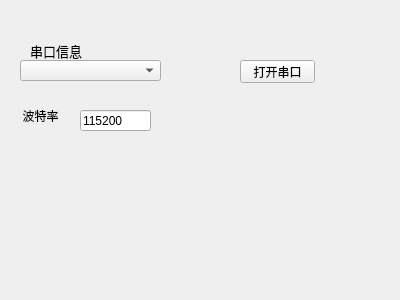
This is Main.ui in vampire610/pyside2_serial as Qt 5 draws it before an edit. The edited form follows.
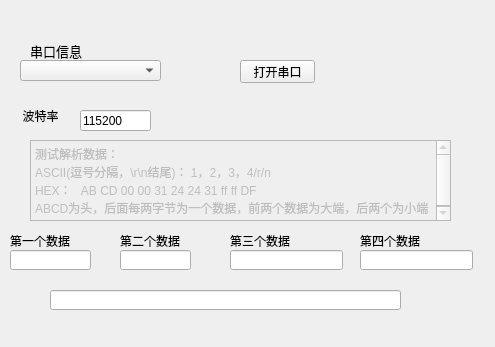
This is the edited form. Custom widgets are drawn as their Qt base class.

```diff
--- a/Main.ui
+++ b/Main.ui
@@ -6,8 +6,8 @@
    <rect>
     <x>0</x>
     <y>0</y>
-    <width>400</width>
-    <height>300</height>
+    <width>495</width>
+    <height>347</height>
    </rect>
   </property>
   <property name="windowTitle">
@@ -110,6 +110,131 @@
     <string>打开串口</string>
    </property>
   </widget>
+  <widget class="QLabel" name="label">
+   <property name="geometry">
+    <rect>
+     <x>10</x>
+     <y>230</y>
+     <width>101</width>
+     <height>21</height>
+    </rect>
+   </property>
+   <property name="text">
+    <string>第一个数据</string>
+   </property>
+  </widget>
+  <widget class="QLineEdit" name="lineEdit_data1">
+   <property name="geometry">
+    <rect>
+     <x>10</x>
+     <y>250</y>
+     <width>81</width>
+     <height>20</height>
+    </rect>
+   </property>
+  </widget>
+  <widget class="QLabel" name="label_3">
+   <property name="geometry">
+    <rect>
+     <x>230</x>
+     <y>230</y>
+     <width>101</width>
+     <height>21</height>
+    </rect>
+   </property>
+   <property name="text">
+    <string>第三个数据</string>
+   </property>
+  </widget>
+  <widget class="QLineEdit" name="lineEdit_data3">
+   <property name="geometry">
+    <rect>
+     <x>230</x>
+     <y>250</y>
+     <width>113</width>
+     <height>20</height>
+    </rect>
+   </property>
+  </widget>
+  <widget class="QLabel" name="label_4">
+   <property name="geometry">
+    <rect>
+     <x>120</x>
+     <y>230</y>
+     <width>101</width>
+     <height>21</height>
+    </rect>
+   </property>
+   <property name="text">
+    <string>第二个数据</string>
+   </property>
+  </widget>
+  <widget class="QLineEdit" name="lineEdit_data2">
+   <property name="geometry">
+    <rect>
+     <x>120</x>
+     <y>250</y>
+     <width>71</width>
+     <height>20</height>
+    </rect>
+   </property>
+  </widget>
+  <widget class="QLabel" name="label_5">
+   <property name="geometry">
+    <rect>
+     <x>360</x>
+     <y>230</y>
+     <width>101</width>
+     <height>21</height>
+    </rect>
+   </property>
+   <property name="text">
+    <string>第四个数据</string>
+   </property>
+  </widget>
+  <widget class="QLineEdit" name="lineEdit_data4">
+   <property name="geometry">
+    <rect>
+     <x>360</x>
+     <y>250</y>
+     <width>113</width>
+     <height>20</height>
+    </rect>
+   </property>
+  </widget>
+  <widget class="QLineEdit" name="lineEdit_full">
+   <property name="geometry">
+    <rect>
+     <x>50</x>
+     <y>290</y>
+     <width>351</width>
+     <height>20</height>
+    </rect>
+   </property>
+  </widget>
+  <widget class="QTextBrowser" name="textBrowser">
+   <property name="enabled">
+    <bool>false</bool>
+   </property>
+   <property name="geometry">
+    <rect>
+     <x>30</x>
+     <y>140</y>
+     <width>421</width>
+     <height>81</height>
+    </rect>
+   </property>
+   <property name="html">
+    <string>&lt;!DOCTYPE HTML PUBLIC &quot;-//W3C//DTD HTML 4.0//EN&quot; &quot;http://www.w3.org/TR/REC-html40/strict.dtd&quot;&gt;
+&lt;html&gt;&lt;head&gt;&lt;meta name=&quot;qrichtext&quot; content=&quot;1&quot; /&gt;&lt;style type=&quot;text/css&quot;&gt;
+p, li { white-space: pre-wrap; }
+&lt;/style&gt;&lt;/head&gt;&lt;body style=&quot; font-family:'SimSun'; font-size:9pt; font-weight:400; font-style:normal;&quot;&gt;
+&lt;p style=&quot; margin-top:0px; margin-bottom:0px; margin-left:0px; margin-right:0px; -qt-block-indent:0; text-indent:0px;&quot;&gt;测试解析数据：&lt;/p&gt;
+&lt;p style=&quot; margin-top:0px; margin-bottom:0px; margin-left:0px; margin-right:0px; -qt-block-indent:0; text-indent:0px;&quot;&gt;ASCII(逗号分隔，\r\n结尾)： 1，2，3，4/r/n&lt;/p&gt;
+&lt;p style=&quot; margin-top:0px; margin-bottom:0px; margin-left:0px; margin-right:0px; -qt-block-indent:0; text-indent:0px;&quot;&gt;HEX：   AB CD 00 00 31 24 24 31 ff ff DF&lt;/p&gt;
+&lt;p style=&quot; margin-top:0px; margin-bottom:0px; margin-left:0px; margin-right:0px; -qt-block-indent:0; text-indent:0px;&quot;&gt;ABCD为头，后面每两字节为一个数据，前两个数据为大端，后两个为小端&lt;/p&gt;&lt;/body&gt;&lt;/html&gt;</string>
+   </property>
+  </widget>
  </widget>
  <customwidgets>
   <customwidget>
```
